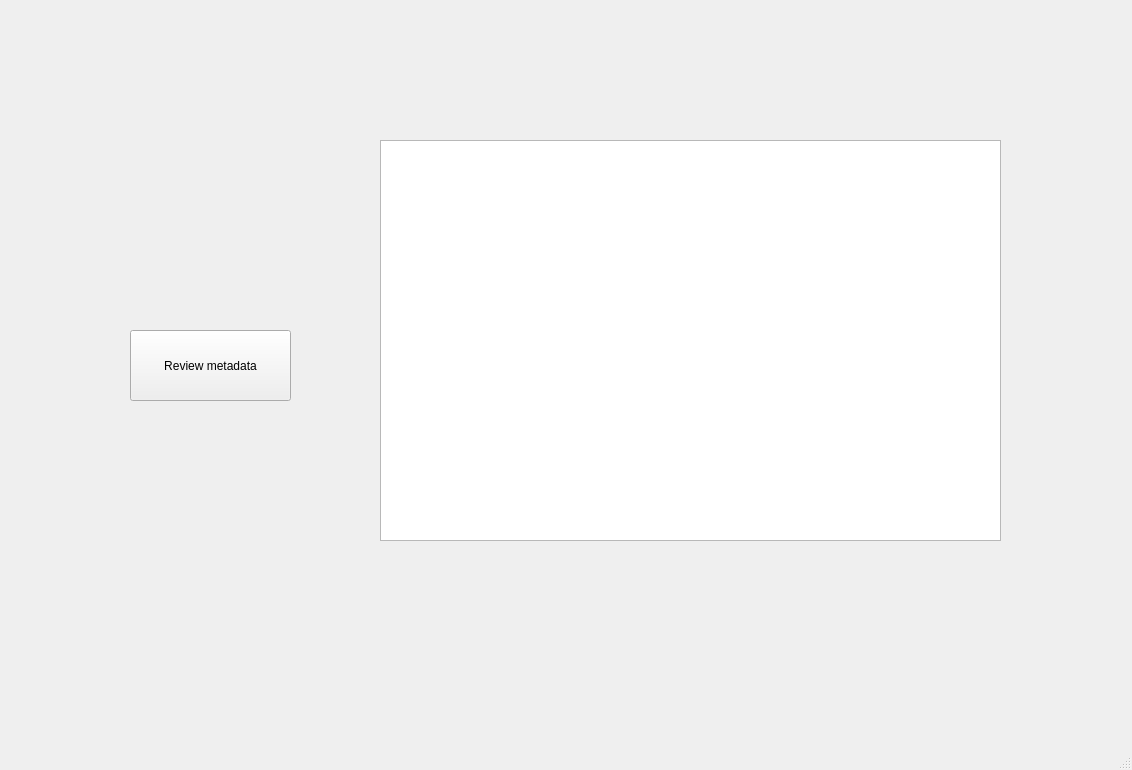
First picture: the form in exifGUI/gui.ui, repository mattix1710/pySimpleProjects, before the edit.
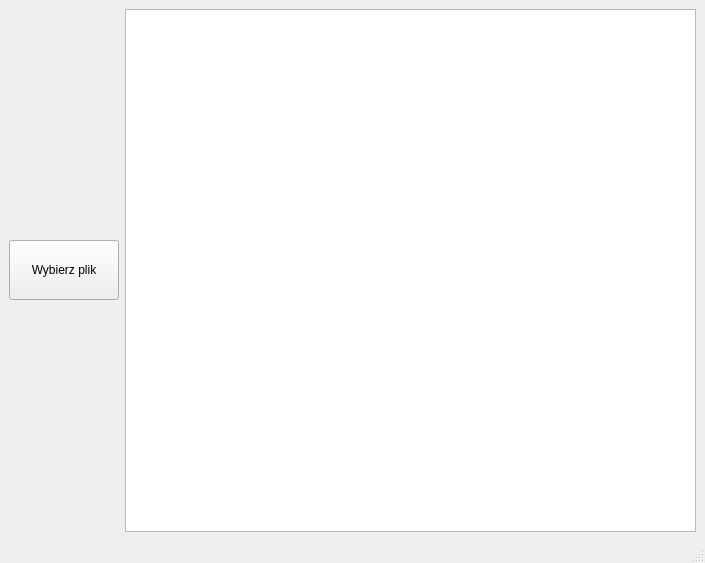
Second picture: the form after the edit.

Patch:
```diff
--- a/exifGUI/gui.ui
+++ b/exifGUI/gui.ui
@@ -6,37 +6,59 @@
    <rect>
     <x>0</x>
     <y>0</y>
-    <width>1132</width>
-    <height>770</height>
+    <width>705</width>
+    <height>563</height>
    </rect>
   </property>
   <property name="windowTitle">
    <string>MainWindow</string>
   </property>
   <widget class="QWidget" name="centralwidget">
-   <widget class="QTableWidget" name="table">
-    <property name="geometry">
-     <rect>
-      <x>380</x>
-      <y>140</y>
-      <width>621</width>
-      <height>401</height>
-     </rect>
-    </property>
-   </widget>
-   <widget class="QPushButton" name="butt_metadata">
-    <property name="geometry">
-     <rect>
-      <x>130</x>
-      <y>330</y>
-      <width>161</width>
-      <height>71</height>
-     </rect>
-    </property>
-    <property name="text">
-     <string>Review metadata</string>
-    </property>
-   </widget>
+   <layout class="QGridLayout" name="gridLayout">
+    <item row="0" column="0">
+     <layout class="QHBoxLayout" name="horizontalLayout">
+      <item>
+       <layout class="QVBoxLayout" name="verticalLayout">
+        <item>
+         <widget class="QPushButton" name="butt_metadata">
+          <property name="minimumSize">
+           <size>
+            <width>110</width>
+            <height>40</height>
+           </size>
+          </property>
+          <property name="maximumSize">
+           <size>
+            <width>120</width>
+            <height>60</height>
+           </size>
+          </property>
+          <property name="text">
+           <string>Wybierz plik</string>
+          </property>
+         </widget>
+        </item>
+       </layout>
+      </item>
+      <item>
+       <widget class="QTableWidget" name="table">
+        <property name="minimumSize">
+         <size>
+          <width>300</width>
+          <height>500</height>
+         </size>
+        </property>
+        <property name="maximumSize">
+         <size>
+          <width>1000</width>
+          <height>700</height>
+         </size>
+        </property>
+       </widget>
+      </item>
+     </layout>
+    </item>
+   </layout>
   </widget>
   <widget class="QMenuBar" name="menubar">
    <property name="geometry">
```
Left out of the diff: 8 changed lines with no effect on the pictures.
